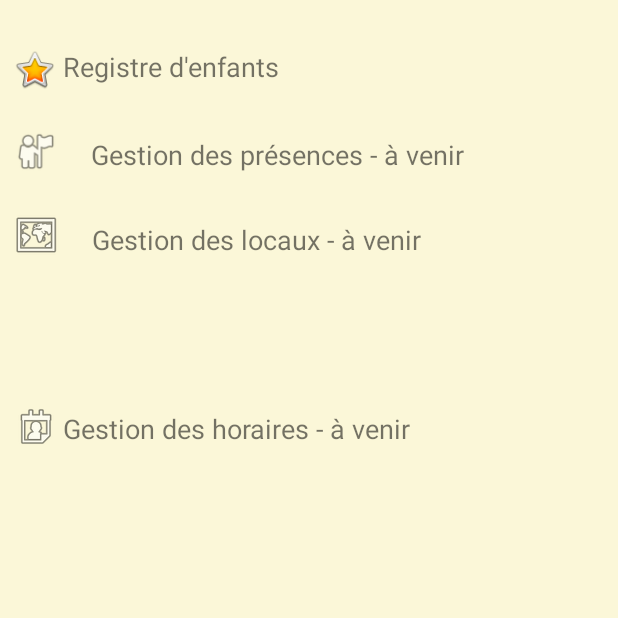
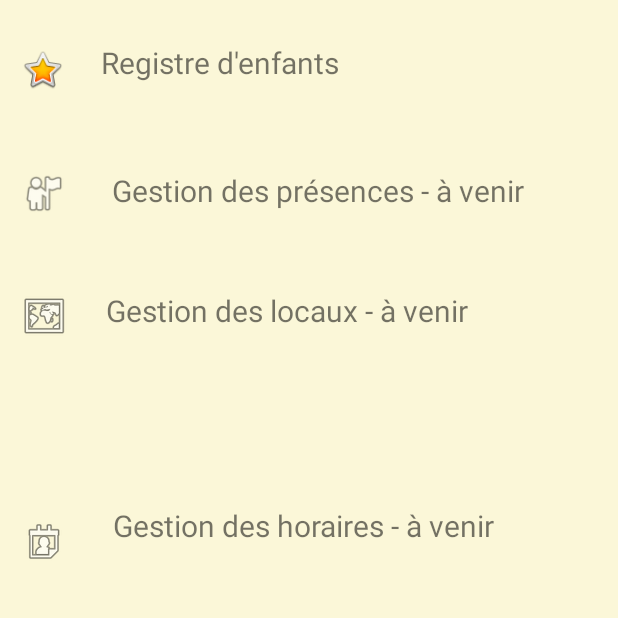
Before and after one commit to PolyYann/Gesthalte, an Android app: the screen it shows after launch (MainActivity), on a phone screen of 412 x 824 dp, the part 378-996 px from its top. Run offline under Robolectric (Android 15) with nearby library versions, the phone set to English and light mode, and no system bars.

Commit message:
Mel - add string / modifier main et registre

```diff
--- a/app/src/main/java/com/lebeau/gesthalte/MainActivity.java
+++ b/app/src/main/java/com/lebeau/gesthalte/MainActivity.java
@@ -57,4 +57,24 @@ public class MainActivity extends AppCompatActivity {
         }
         return super.onOptionsItemSelected(item);
     }
+
+    public void onClickGestLocaux(View view) {
+        Toast.makeText(this, R.string.roomManagement_Construction,
+                Toast.LENGTH_LONG).show();
+    }
+
+    public void onClickGestPresence(View view) {
+        Toast.makeText(this, R.string.presenceManagement_Construction,
+                Toast.LENGTH_LONG).show();
+    }
+
+    public void onClickGestHoraire(View view) {
+        Toast.makeText(this, R.string.schedulePlanning_Construction,
+                Toast.LENGTH_LONG).show();
+    }
+
+    public void OnClickRegEnfant(View view) {
+        monIntent = new Intent(this, RegistreActivity.class);
+        startActivity(monIntent);
+    }
 }
--- a/app/src/main/res/layout/activity_main.xml
+++ b/app/src/main/res/layout/activity_main.xml
@@ -10,56 +10,62 @@
     tools:context=".MainActivity">
 
     <TextView
-        android:id="@+id/lblModAdresse"
+        android:id="@+id/lblGestLocaux"
         android:layout_width="wrap_content"
         android:layout_height="wrap_content"
-        android:layout_marginStart="20dp"
+        android:layout_marginStart="30dp"
         android:layout_marginTop="32dp"
-        android:layout_marginEnd="130dp"
+        android:layout_marginEnd="125dp"
+
+        android:minHeight="48dp"
+        android:onClick="onClickGestLocaux"
         android:text="@string/roomManagement_Construction"
-        android:textSize="18sp"
-        android:clikable="true"
+        android:textSize="20sp"
         app:layout_constraintEnd_toEndOf="parent"
+        app:layout_constraintHorizontal_bias="0.17"
         app:layout_constraintStart_toEndOf="@+id/imgLocaux"
-        app:layout_constraintTop_toBottomOf="@+id/lblModNom" />
+        app:layout_constraintTop_toBottomOf="@+id/lblGestPresence" />
 
     <TextView
-        android:id="@+id/lblModNom"
+        android:id="@+id/lblGestPresence"
         android:layout_width="wrap_content"
         android:layout_height="wrap_content"
-        android:layout_marginStart="20dp"
-        android:layout_marginTop="34dp"
-        android:layout_marginEnd="102dp"
+        android:layout_marginStart="30dp"
+        android:layout_marginTop="37dp"
+        android:layout_marginEnd="63dp"
+        android:minHeight="48dp"
+        android:onClick="onClickGestPresence"
         android:text="@string/presenceManagement_Construction"
-        android:textSize="18sp"
-        android:clikable="true"
+        android:textSize="20sp"
         app:layout_constraintEnd_toEndOf="parent"
         app:layout_constraintStart_toEndOf="@+id/imgPresences"
-        app:layout_constraintTop_toBottomOf="@+id/txtModifier" />
+        app:layout_constraintTop_toBottomOf="@+id/lblRegistreEnfant" />
 
     <TextView
-        android:id="@+id/lblModDateNais"
-        android:layout_width="match_parent"
+        android:id="@+id/lblGestHoraire"
+        android:layout_width="wrap_content"
         android:layout_height="wrap_content"
-        android:layout_marginStart="42dp"
-        android:layout_marginTop="27dp"
-        android:layout_marginEnd="80dp"
-        android:layout_marginBottom="200dp"
+        android:layout_marginStart="30dp"
+        android:layout_marginTop="36dp"
+        android:layout_marginEnd="59dp"
+        android:layout_marginBottom="128dp"
+        android:minHeight="48dp"
+        android:onClick="onClickGestHoraire"
         android:text="@string/schedulePlanning_Construction"
-        android:textSize="18sp"
-        android:clikable="true"
+        android:textSize="20sp"
         app:layout_constraintBottom_toBottomOf="parent"
         app:layout_constraintEnd_toEndOf="parent"
+        app:layout_constraintHorizontal_bias="0.0"
         app:layout_constraintStart_toEndOf="@+id/imgHoraires"
-        app:layout_constraintTop_toBottomOf="@+id/lblModAdresse" />
+        app:layout_constraintTop_toBottomOf="@+id/lblGestLocaux" />
 
     <ImageView
         android:id="@+id/imgHoraires"
         android:layout_width="32dp"
         android:layout_height="37dp"
-        android:layout_marginStart="8dp"
-        android:layout_marginTop="24dp"
-        android:layout_marginBottom="200dp"
+        android:layout_marginStart="13dp"
+        android:layout_marginTop="52dp"
+        android:layout_marginBottom="128dp"
         app:layout_constraintBottom_toBottomOf="parent"
         app:layout_constraintStart_toStartOf="parent"
         app:layout_constraintTop_toBottomOf="@+id/imgLocaux"
@@ -69,8 +75,8 @@
         android:id="@+id/imgPresences"
         android:layout_width="31dp"
         android:layout_height="31dp"
-        android:layout_marginStart="8dp"
-        android:layout_marginTop="24dp"
+        android:layout_marginStart="13dp"
+        android:layout_marginTop="52dp"
         app:layout_constraintStart_toStartOf="parent"
         app:layout_constraintTop_toBottomOf="@+id/imgRegistre"
         app:srcCompat="@android:drawable/ic_menu_myplaces" />
@@ -79,22 +85,23 @@
         android:id="@+id/imgLocaux"
         android:layout_width="wrap_content"
         android:layout_height="wrap_content"
-        android:layout_marginStart="8dp"
-        android:layout_marginTop="24dp"
+        android:layout_marginStart="13dp"
+        android:layout_marginTop="50dp"
         app:layout_constraintStart_toStartOf="parent"
         app:layout_constraintTop_toBottomOf="@+id/imgPresences"
         app:srcCompat="@android:drawable/ic_menu_mapmode" />
 
     <TextView
-        android:id="@+id/txtModifier"
-        android:layout_width="match_parent"
+        android:id="@+id/lblRegistreEnfant"
+        android:layout_width="wrap_content"
         android:layout_height="wrap_content"
-        android:layout_marginStart="42dp"
-        android:layout_marginTop="32dp"
-        android:layout_marginEnd="179dp"
+        android:layout_marginStart="30dp"
+        android:layout_marginTop="28dp"
+        android:layout_marginEnd="192dp"
+        android:minHeight="48dp"
+        android:onClick="OnClickRegEnfant"
         android:text="@string/kidRegister"
-        android:clikable="true"
-        android:textSize="18sp"
+        android:textSize="20sp"
         app:layout_constraintEnd_toEndOf="parent"
         app:layout_constraintStart_toEndOf="@+id/imgRegistre"
         app:layout_constraintTop_toBottomOf="@+id/imageView6" />
@@ -103,7 +110,7 @@
         android:id="@+id/imgRegistre"
         android:layout_width="30dp"
         android:layout_height="30dp"
-        android:layout_marginStart="8dp"
+        android:layout_marginStart="13dp"
         android:layout_marginTop="31dp"
         app:layout_constraintStart_toStartOf="parent"
         app:layout_constraintTop_toBottomOf="@+id/imageView6"
--- a/app/src/main/res/layout/activity_registre.xml
+++ b/app/src/main/res/layout/activity_registre.xml
@@ -52,17 +52,21 @@
 
         android:text="@string/add"
         app:layout_constraintBottom_toBottomOf="parent"
-
         app:layout_constraintStart_toStartOf="parent"
-        app:layout_constraintTop_toBottomOf="@+id/imageView" />
+        app:layout_constraintTop_toBottomOf="@+id/imageView"
+        app:layout_constraintVertical_bias="1.0" />
 
     <TextView
         android:id="@+id/textView3"
         android:layout_width="wrap_content"
         android:layout_height="wrap_content"
-        android:layout_marginTop="16dp"
-        android:layout_marginEnd="16dp"
-        android:text="Présence"
+        android:layout_marginStart="70dp"
+        android:layout_marginTop="555dp"
+        android:layout_marginEnd="72dp"
+        android:layout_marginBottom="72dp"
+        android:onClick="onRegModifier"
+        android:text="@string/modifier"
+        app:layout_constraintBottom_toBottomOf="parent"
         app:layout_constraintEnd_toEndOf="parent"
         app:layout_constraintStart_toEndOf="@+id/btnRegAjout"
         app:layout_constraintTop_toBottomOf="@+id/textView" />
--- a/app/src/main/res/values/strings.xml
+++ b/app/src/main/res/values/strings.xml
@@ -27,6 +27,7 @@
     <string name="presenceManagement">Gestions des présences</string>
     <string name="scheduleManagement">Gestions des horaires</string>
     <string name="btnEnregistrer">Enregistrer</string>
+    <string name="presence">Present</string>
     <string name="modifier">Modifier</string>
     <string name="add">Ajouter</string>
     <string name="childRegister">Registre des enfants</string>
```
Also changed, not shown: 2 other files.
